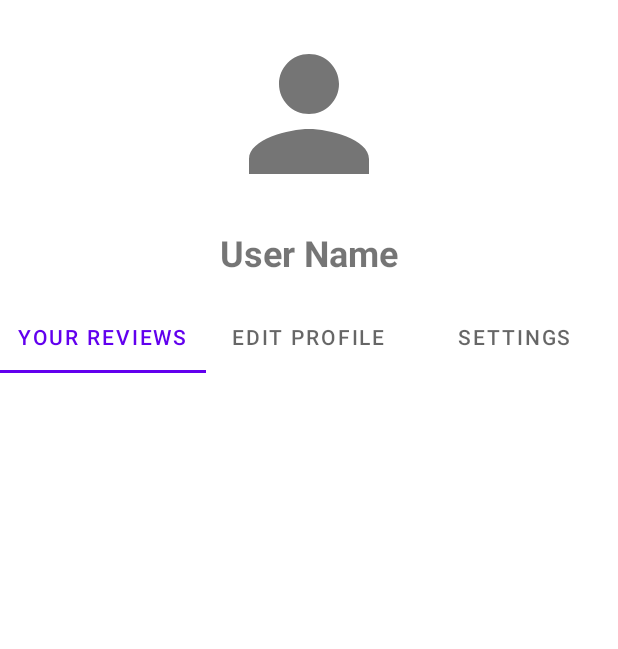
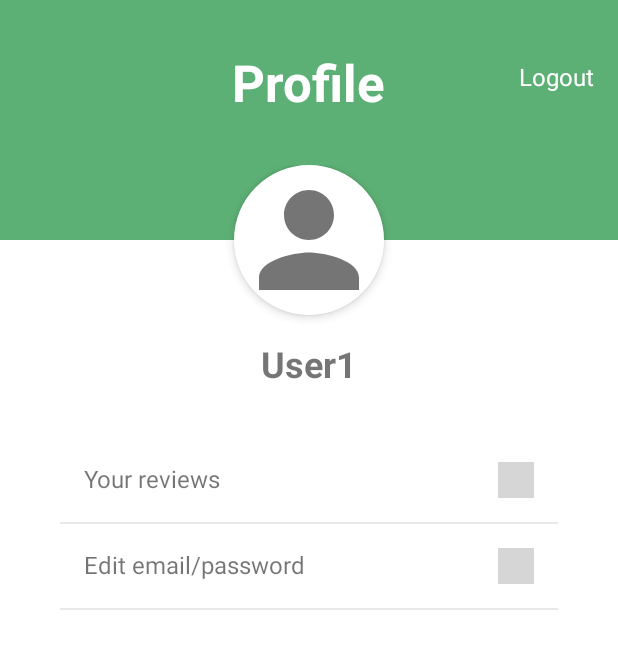
Before and after one commit to JianingWangGit/CS15FYP, an Android app: the layout activity_user_profile.xml on its own in the app's theme, with its tools: preview values and no code run, on a phone screen of 412 x 824 dp. Shown: the top 649 px of the screen. Run offline under Robolectric (Android 15) with nearby library versions, the phone set to English and light mode, and no system bars; grey boxes are pictures that could not be loaded.

Commit message:
Added mongoDB intergration restaraunt search and polished user profile view

```diff
--- a/app/src/main/res/layout/activity_user_profile.xml
+++ b/app/src/main/res/layout/activity_user_profile.xml
@@ -1,75 +1,152 @@
 <?xml version="1.0" encoding="utf-8"?>
-<androidx.coordinatorlayout.widget.CoordinatorLayout
+<FrameLayout
     xmlns:android="http://schemas.android.com/apk/res/android"
     xmlns:app="http://schemas.android.com/apk/res-auto"
     android:layout_width="match_parent"
     android:layout_height="match_parent">
 
-    <com.google.android.material.appbar.AppBarLayout
+    <LinearLayout
         android:layout_width="match_parent"
+        android:layout_height="match_parent"
+        android:orientation="vertical">
+
+        <!-- Green Header -->
+        <RelativeLayout
+            android:layout_width="match_parent"
+            android:layout_height="160dp"
+            android:background="#5DB075"
+            android:padding="16dp">
+
+            <TextView
+                android:layout_width="wrap_content"
                 android:layout_height="wrap_content"
-        android:background="@android:color/transparent"
-        app:elevation="0dp">
+                android:layout_alignParentTop="true"
+                android:layout_centerHorizontal="true"
+                android:layout_marginTop="16dp"
+                android:text="Profile"
+                android:textColor="@android:color/white"
+                android:textSize="34sp"
+                android:textStyle="bold" />
 
+            <TextView
+                android:layout_width="wrap_content"
+                android:layout_height="wrap_content"
+                android:layout_alignParentTop="true"
+                android:layout_alignParentEnd="true"
+                android:layout_marginTop="24dp"
+                android:text="Logout"
+                android:textColor="@android:color/white"
+                android:textSize="16sp" />
+        </RelativeLayout>
+
+        <!-- White Content Area -->
+        <LinearLayout
+            android:layout_width="match_parent"
+            android:layout_height="match_parent"
+            android:orientation="vertical"
+            android:background="@android:color/white">
+
+            <!-- Spacer for profile section -->
+            <Space
+                android:layout_width="match_parent"
+                android:layout_height="100dp"/>
+
+            <!-- Menu Items -->
             <LinearLayout
                 android:layout_width="match_parent"
                 android:layout_height="wrap_content"
                 android:orientation="vertical"
+                android:layout_marginTop="32dp"
+                android:layout_marginHorizontal="40dp">
+
+                <!-- Your Reviews -->
+                <LinearLayout
+                    android:id="@+id/reviewsSection"
+                    android:layout_width="match_parent"
+                    android:layout_height="wrap_content"
                     android:padding="16dp"
-            android:gravity="center">
+                    android:background="?attr/selectableItemBackground"
+                    android:clickable="true"
+                    android:focusable="true"
+                    android:orientation="horizontal">
+
+                    <TextView
+                        android:layout_width="0dp"
+                        android:layout_height="wrap_content"
+                        android:layout_weight="1"
+                        android:text="Your reviews"
+                        android:textSize="16sp"/>
+
+                    <ImageView
+                        android:layout_width="24dp"
+                        android:layout_height="24dp"
+                        android:src="@drawable/ic_arrow_right"/>
+                </LinearLayout>
+
+                <View
+                    android:layout_width="match_parent"
+                    android:layout_height="1dp"
+                    android:background="#E8E8E8"/>
+
+                <!-- Edit email/password -->
+                <LinearLayout
+                    android:id="@+id/editEmailSection"
+                    android:layout_width="match_parent"
+                    android:layout_height="wrap_content"
+                    android:padding="16dp"
+                    android:background="?attr/selectableItemBackground"
+                    android:clickable="true"
+                    android:focusable="true"
+                    android:orientation="horizontal">
+
+                    <TextView
+                        android:layout_width="0dp"
+                        android:layout_height="wrap_content"
+                        android:layout_weight="1"
+                        android:text="Edit email/password"
+                        android:textSize="16sp"/>
+
+                    <ImageView
+                        android:layout_width="24dp"
+                        android:layout_height="24dp"
+                        android:src="@drawable/ic_arrow_right"/>
+                </LinearLayout>
+
+                <View
+                    android:layout_width="match_parent"
+                    android:layout_height="1dp"
+                    android:background="#E8E8E8"/>
+
+            </LinearLayout>
+        </LinearLayout>
+    </LinearLayout>
+
+    <!-- Overlapping Profile Section -->
+    <LinearLayout
+        android:layout_width="match_parent"
+        android:layout_height="wrap_content"
+        android:orientation="vertical"
+        android:gravity="center"
+        android:layout_marginTop="110dp">
 
         <com.google.android.material.imageview.ShapeableImageView
             android:id="@+id/profileImage"
-                android:layout_width="120dp"
-                android:layout_height="120dp"
+            android:layout_width="100dp"
+            android:layout_height="100dp"
             android:scaleType="centerCrop"
             android:src="@drawable/ic_profile_placeholder"
-                app:shapeAppearanceOverlay="@style/CircleImageView"/>
+            android:elevation="4dp"
+            android:background="@android:color/white"
+            app:shapeAppearanceOverlay="@style/CircleImageView" />
 
         <TextView
             android:id="@+id/userName"
             android:layout_width="wrap_content"
             android:layout_height="wrap_content"
             android:layout_marginTop="16dp"
-                android:text="User Name"
+            android:text="User1"
             android:textSize="24sp"
-                android:textStyle="bold"/>
-
+            android:textStyle="bold" />
     </LinearLayout>
 
-    </com.google.android.material.appbar.AppBarLayout>
-
-    <com.google.android.material.tabs.TabLayout
-        android:id="@+id/tabLayout"
-        android:layout_width="match_parent"
-        android:layout_height="wrap_content"
-        app:layout_behavior="@string/appbar_scrolling_view_behavior"
-        app:tabMode="fixed"
-        app:tabGravity="fill">
-
-        <com.google.android.material.tabs.TabItem
-            android:layout_width="wrap_content"
-            android:layout_height="wrap_content"
-            android:text="Your Reviews"/>
-
-        <com.google.android.material.tabs.TabItem
-            android:layout_width="wrap_content"
-            android:layout_height="wrap_content"
-            android:text="Edit Profile"/>
-
-        <com.google.android.material.tabs.TabItem
-            android:layout_width="wrap_content"
-            android:layout_height="wrap_content"
-            android:text="Settings"/>
-
-    </com.google.android.material.tabs.TabLayout>
-
-    <androidx.viewpager2.widget.ViewPager2
-        android:id="@+id/viewPager"
-        android:layout_width="match_parent"
-        android:layout_height="match_parent"
-        app:layout_anchor="@+id/viewPager"
-        app:layout_anchorGravity="center"
-        app:layout_behavior="@string/appbar_scrolling_view_behavior" />
-
-</androidx.coordinatorlayout.widget.CoordinatorLayout>
+</FrameLayout>
--- a/app/src/main/res/layout/item_restaurant.xml
+++ b/app/src/main/res/layout/item_restaurant.xml
@@ -19,6 +19,8 @@
             android:layout_width="match_parent"
             android:layout_height="200dp"
             android:scaleType="centerCrop"
+            android:src="@drawable/ic_no_image"
+            android:background="#F5F5F5"
             android:contentDescription="Restaurant image"/>
 
         <TextView
--- a/app/src/main/res/values/colors.xml
+++ b/app/src/main/res/values/colors.xml
@@ -7,4 +7,6 @@
     <color name="teal_700">#FF018786</color>
     <color name="black">#FF000000</color>
     <color name="white">#FFFFFFFF</color>
+    <color name="custom_green">#5DB075</color>
+    <color name="divider_gray">#E8E8E8</color>
 </resources>
```
Also changed, not shown: app/build.gradle.kts (+14 -4 lines), app/src/main/java/com/example/cs_15_fyp/RestaurantSearchActivity.java (+75 -30 lines), app/src/main/java/com/example/cs_15_fyp/UserProfileActivity.java (+14 -13 lines), 8 other files. Lines whose indentation alone changed are shown as unchanged.
